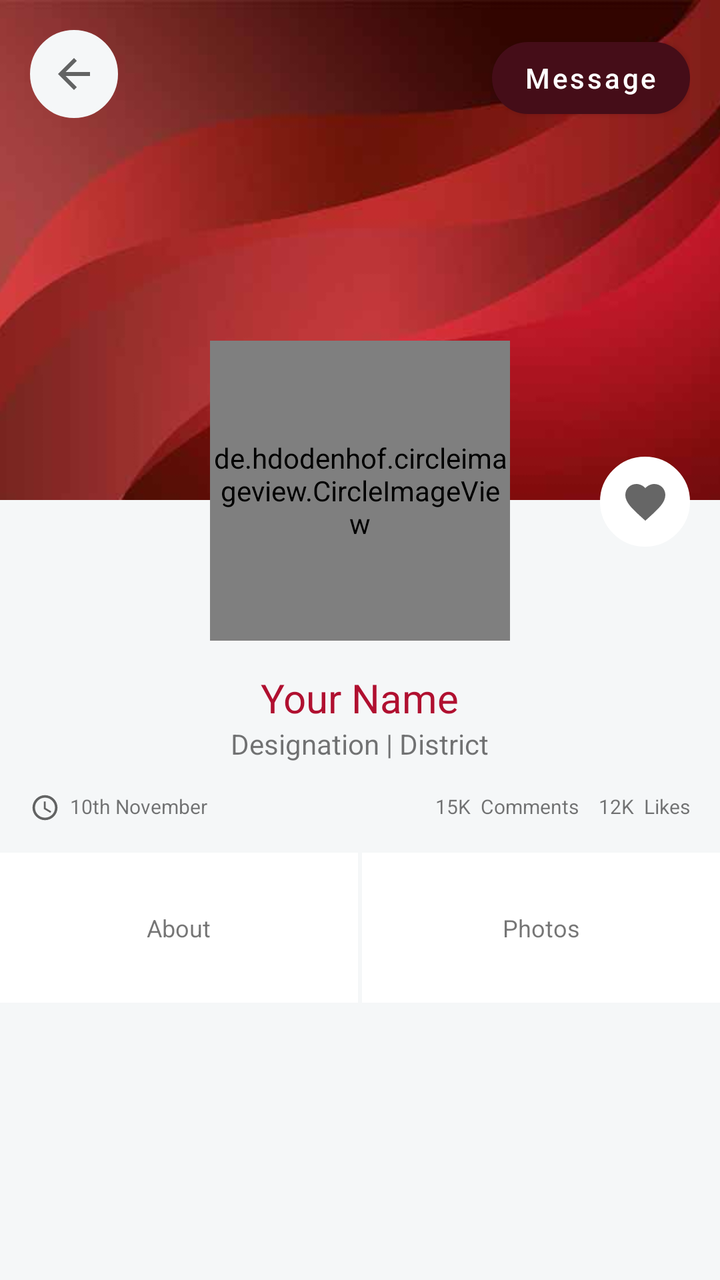
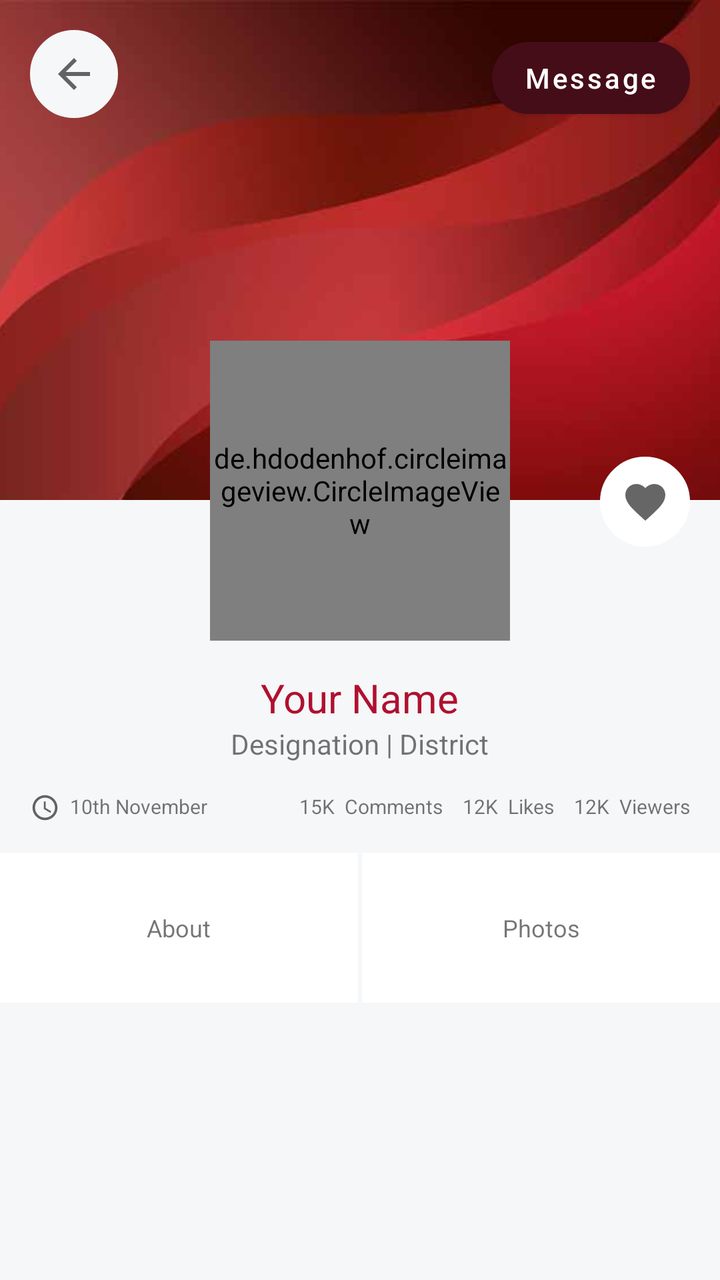

The first picture is an Android layout as it rendered before a commit; the second is the same layout after the commit. The layout source and the unified diff follow.
<!-- AndroidManifest.xml: application theme AppTheme -->
<!-- res/layout/fragment_user_detail.xml -->
<?xml version="1.0" encoding="utf-8"?>
<LinearLayout xmlns:android="http://schemas.android.com/apk/res/android" xmlns:app="http://schemas.android.com/apk/res-auto"
    xmlns:tools="http://schemas.android.com/tools"
    android:id="@+id/root_view"
    android:orientation="vertical"
    android:background="@color/colorBackgroundGrey"
    android:layout_width="match_parent"
    android:layout_height="match_parent"
    tools:context=".views.fragments.UserDetailFragment">

    <androidx.core.widget.NestedScrollView
        android:scrollbars="none"
        android:fillViewport="true"
        android:layout_width="match_parent"
        android:layout_height="match_parent">
        <LinearLayout
            android:orientation="vertical"
            android:layout_width="match_parent"
            android:layout_height="match_parent">

            
            <RelativeLayout
                android:layout_width="match_parent"
                android:layout_height="wrap_content">
                
                <ImageView
                    android:id="@+id/item_bg_image"
                    android:scaleType="centerCrop"
                    android:src="@drawable/background_image"
                    android:background="@color/colorBackgroundGrey"
                    android:layout_width="match_parent"
                    android:layout_height="250dp"/>
                <RelativeLayout
                    android:padding="15dp"
                    android:layout_width="match_parent"
                    android:layout_height="wrap_content">
                    <ImageButton
                        android:id="@+id/back_button"
                        android:src="@drawable/ic_baseline_arrow_back_24"
                        app:backgroundTint="@color/colorBackgroundGrey"
                        android:background="@drawable/shape_radius_100_pad_10_stroke_grey_bg_white"
                        android:layout_width="wrap_content"
                        android:layout_height="wrap_content"/>
                    <Button
                        android:id="@+id/message_button"
                        android:text="Message"
                        android:textAllCaps="false"
                        android:textColor="@color/colorWhite"
                        app:cornerRadius="25dp"
                        android:layout_alignParentEnd="true"
                        app:backgroundTint="@color/colorAccent"
                        android:layout_width="wrap_content"
                        android:layout_height="wrap_content" />
                    <ImageButton
                        android:visibility="gone"
                        android:id="@+id/item_share"
                        android:layout_alignParentEnd="true"
                        android:scaleType="fitCenter"
                        android:adjustViewBounds="true"
                        android:src="@drawable/ic_baseline_more_vert_24"
                        app:backgroundTint="@android:color/transparent"
                        android:background="@drawable/shape_radius_100_pad_10_stroke_grey_bg_white"
                        android:layout_width="wrap_content"
                        android:layout_height="wrap_content" />
                </RelativeLayout>
                <ImageButton
                    android:id="@+id/item_like_button"
                    android:layout_below="@+id/item_bg_image"
                    android:layout_marginTop="-22dp"
                    android:layout_marginEnd="15dp"
                    android:layout_alignParentEnd="true"
                    android:src="@drawable/ic_baseline_favorite_24"
                    app:backgroundTint="@color/colorWhite"
                    android:background="@drawable/shape_radius_100_pad_10_stroke_grey_bg_white"
                    android:layout_width="45dp"
                    android:layout_height="45dp"/>
                <de.hdodenhof.circleimageview.CircleImageView
                    android:id="@+id/item_image"
                    android:layout_centerInParent="true"
                    android:layout_marginTop="-80dp"
                    android:layout_below="@+id/item_bg_image"
                    app:civ_border_width="1dp"
                    app:civ_border_color="@color/colorLightGrey"
                    app:civ_circle_background_color="@color/colorWhite"
                    app:tint="@color/colorWhite"
                    android:src="@drawable/ic_add_photo"
                    android:layout_width="150dp"
                    android:layout_height="150dp"/>
                <LinearLayout
                    android:layout_below="@+id/item_image"
                    android:gravity="center"
                    android:padding="15dp"
                    android:orientation="vertical"
                    android:layout_width="match_parent"
                    android:layout_height="wrap_content">
                    <TextView
                        android:id="@+id/item_title"
                        android:textSize="20sp"
                        android:text="Your Name"
                        android:textColor="@color/colorPrimary"
                        android:layout_width="wrap_content"
                        android:layout_height="wrap_content"/>
                    <TextView
                        android:id="@+id/item_address_designation"
                        android:text="Designation | District"
                        android:layout_marginBottom="15dp"
                        android:layout_width="wrap_content"
                        android:layout_height="wrap_content"/>
                    <RelativeLayout
                        android:layout_width="match_parent"
                        android:layout_height="wrap_content">
                        <LinearLayout
                            android:orientation="horizontal"
                            android:layout_width="wrap_content"
                            android:layout_height="wrap_content">
                            <ImageView
                                android:src="@drawable/ic_baseline_access_time_24"
                                android:layout_marginEnd="5dp"
                                android:layout_width="15dp"
                                android:layout_height="15dp"/>
                            <TextView
                                android:id="@+id/item_date"
                                android:textSize="10sp"
                                android:text="10th November"
                                android:layout_width="wrap_content"
                                android:layout_height="wrap_content"/>
                        </LinearLayout>
                        <LinearLayout
                            android:layout_alignParentEnd="true"
                            android:orientation="horizontal"
                            android:layout_width="wrap_content"
                            android:layout_height="wrap_content">
                            <LinearLayout
                                android:id="@+id/show_comment_button"
                                android:layout_marginEnd="10dp"
                                android:orientation="horizontal"
                                android:layout_width="wrap_content"
                                android:layout_height="wrap_content">
                                <TextView
                                    android:id="@+id/item_comment"
                                    android:textSize="10sp"
                                    android:text="15K"
                                    android:layout_marginEnd="5dp"
                                    android:layout_width="wrap_content"
                                    android:layout_height="wrap_content"/>
                                <TextView
                                    android:textSize="10sp"
                                    android:text="Comments"
                                    android:layout_width="wrap_content"
                                    android:layout_height="wrap_content"/>
                            </LinearLayout>
                            <LinearLayout
                                android:id="@+id/show_liked_button"
                                android:orientation="horizontal"
                                android:layout_width="wrap_content"
                                android:layout_height="wrap_content">
                                <TextView
                                    android:id="@+id/item_liked"
                                    android:textSize="10sp"
                                    android:text="12K"
                                    android:layout_marginEnd="5dp"
                                    android:layout_width="wrap_content"
                                    android:layout_height="wrap_content"/>
                                <TextView
                                    android:textSize="10sp"
                                    android:text="Likes"
                                    android:layout_width="wrap_content"
                                    android:layout_height="wrap_content"/>
                            </LinearLayout>
                        </LinearLayout>
                    </RelativeLayout>
                </LinearLayout>
            </RelativeLayout>

            
            <LinearLayout
                android:weightSum="2"
                android:layout_marginBottom="10dp"
                android:orientation="horizontal"
                android:layout_width="match_parent"
                android:layout_height="75dp">
                <LinearLayout
                    android:id="@+id/item_about_button"
                    android:gravity="center"
                    android:layout_marginEnd="2dp"
                    android:background="@color/colorWhite"
                    android:layout_width="0dp"
                    android:layout_height="match_parent"
                    android:layout_weight="1">
                    <TextView
                        android:textSize="12sp"
                        android:textAlignment="center"
                        android:text="About"
                        android:layout_width="wrap_content"
                        android:layout_height="wrap_content"/>
                </LinearLayout>
                <LinearLayout
                    android:id="@+id/item_photo_button"
                    android:gravity="center"
                    android:background="@color/colorWhite"
                    android:layout_width="0dp"
                    android:layout_height="match_parent"
                    android:layout_weight="1">
                    <TextView
                        android:textSize="12sp"
                        android:textAlignment="center"
                        android:text="Photos"
                        android:layout_width="wrap_content"
                        android:layout_height="wrap_content"/>
                </LinearLayout>
            </LinearLayout>

            
            <LinearLayout
                android:id="@+id/item_body"
                android:orientation="vertical"
                android:layout_width="match_parent"
                android:layout_height="wrap_content">
            </LinearLayout>


        </LinearLayout>
    </androidx.core.widget.NestedScrollView>

</LinearLayout>
<!-- resources referenced by this layout -->
<resources>
  <color name="colorAccent">#450D18</color>
  <color name="colorBackgroundGrey">#F5F7F8</color>
  <color name="colorLightGrey">#F2F2F2</color>
  <color name="colorPrimary">#B01030</color>
  <color name="colorWhite">#FFFFFF</color>
  <!-- drawable ic_baseline_access_time_24 (drawable) -->
  <vector xmlns:android="http://schemas.android.com/apk/res/android"
      android:width="24dp"
      android:height="24dp"
      android:viewportWidth="24"
      android:viewportHeight="24"
      android:tint="?attr/colorControlNormal">
    <path
        android:fillColor="@android:color/white"
        android:pathData="M11.99,2C6.47,2 2,6.48 2,12s4.47,10 9.99,10C17.52,22 22,17.52 22,12S17.52,2 11.99,2zM12,20c-4.42,0 -8,-3.58 -8,-8s3.58,-8 8,-8 8,3.58 8,8 -3.58,8 -8,8z"/>
    <path
        android:fillColor="@android:color/white"
        android:pathData="M12.5,7H11v6l5.25,3.15 0.75,-1.23 -4.5,-2.67z"/>
  </vector>
  <!-- drawable ic_baseline_arrow_back_24 (drawable) -->
  <vector xmlns:android="http://schemas.android.com/apk/res/android"
      android:width="24dp"
      android:height="24dp"
      android:viewportWidth="24"
      android:viewportHeight="24"
      android:tint="?attr/colorControlNormal">
    <path
        android:fillColor="@android:color/white"
        android:pathData="M20,11H7.83l5.59,-5.59L12,4l-8,8 8,8 1.41,-1.41L7.83,13H20v-2z"/>
  </vector>
  <!-- drawable ic_baseline_favorite_24 (drawable) -->
  <vector xmlns:android="http://schemas.android.com/apk/res/android"
      android:width="24dp"
      android:height="24dp"
      android:viewportWidth="24"
      android:viewportHeight="24"
      android:tint="?attr/colorControlNormal">
    <path
        android:fillColor="@android:color/white"
        android:pathData="M12,21.35l-1.45,-1.32C5.4,15.36 2,12.28 2,8.5 2,5.42 4.42,3 7.5,3c1.74,0 3.41,0.81 4.5,2.09C13.09,3.81 14.76,3 16.5,3 19.58,3 22,5.42 22,8.5c0,3.78 -3.4,6.86 -8.55,11.54L12,21.35z"/>
  </vector>
  <!-- drawable ic_baseline_more_vert_24 (drawable) -->
  <vector xmlns:android="http://schemas.android.com/apk/res/android"
      android:width="24dp"
      android:height="24dp"
      android:viewportWidth="24"
      android:viewportHeight="24"
      android:tint="?attr/colorControlNormal">
    <path
        android:fillColor="@android:color/white"
        android:pathData="M12,8c1.1,0 2,-0.9 2,-2s-0.9,-2 -2,-2 -2,0.9 -2,2 0.9,2 2,2zM12,10c-1.1,0 -2,0.9 -2,2s0.9,2 2,2 2,-0.9 2,-2 -0.9,-2 -2,-2zM12,16c-1.1,0 -2,0.9 -2,2s0.9,2 2,2 2,-0.9 2,-2 -0.9,-2 -2,-2z"/>
  </vector>
  <!-- drawable shape_radius_100_pad_10_stroke_grey_bg_white (drawable) -->
  <?xml version="1.0" encoding="utf-8"?>
  <shape xmlns:android="http://schemas.android.com/apk/res/android">
      
      <solid android:color="@color/colorWhite" />
      <stroke android:width="2dp" android:color="#e5e5e5" />
      <padding android:left="10dp" android:top="10dp" android:right="10dp" android:bottom="10dp"/>
      <corners android:radius="100dp"/>
  </shape>
  <style name="AppTheme" parent="Theme.MaterialComponents.DayNight.NoActionBar">
          
          
          <item name="colorPrimary">@color/colorPrimary</item>
          <item name="colorPrimaryDark">@color/colorPrimaryDark</item>
          <item name="colorAccent">@color/colorAccent</item>
      </style>
  <color name="colorPrimaryDark">#530918</color>
  <!-- unchanged entries left out for length: 2 -->
</resources>

<!-- the commit's change to res/layout/fragment_user_detail.xml (unified diff, before → after) -->
@@ -151,6 +151,7 @@
                             </LinearLayout>
                             <LinearLayout
                                 android:id="@+id/show_liked_button"
+                                android:layout_marginEnd="10dp"
                                 android:orientation="horizontal"
                                 android:layout_width="wrap_content"
                                 android:layout_height="wrap_content">
@@ -164,6 +165,24 @@
                                 <TextView
                                     android:textSize="10sp"
                                     android:text="Likes"
+                                    android:layout_width="wrap_content"
+                                    android:layout_height="wrap_content"/>
+                            </LinearLayout>
+                            <LinearLayout
+                                android:id="@+id/show_viewer_button"
+                                android:orientation="horizontal"
+                                android:layout_width="wrap_content"
+                                android:layout_height="wrap_content">
+                                <TextView
+                                    android:id="@+id/item_viewer"
+                                    android:textSize="10sp"
+                                    android:text="12K"
+                                    android:layout_marginEnd="5dp"
+                                    android:layout_width="wrap_content"
+                                    android:layout_height="wrap_content"/>
+                                <TextView
+                                    android:textSize="10sp"
+                                    android:text="Viewers"
                                     android:layout_width="wrap_content"
                                     android:layout_height="wrap_content"/>
                             </LinearLayout>
